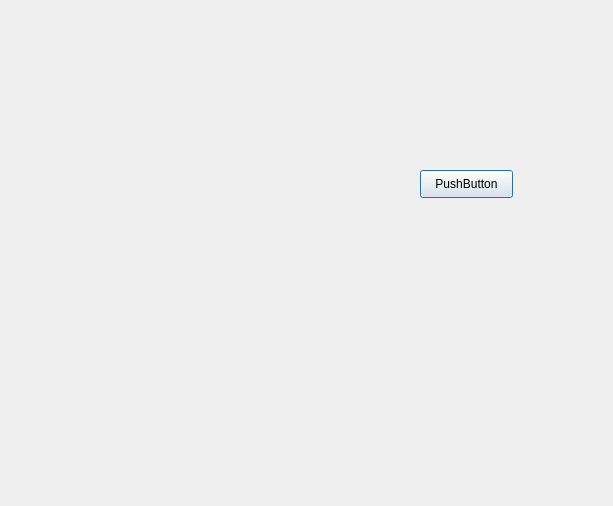
Qt form new_game.ui (danielarcil4/Proyecto-final) before a commit.
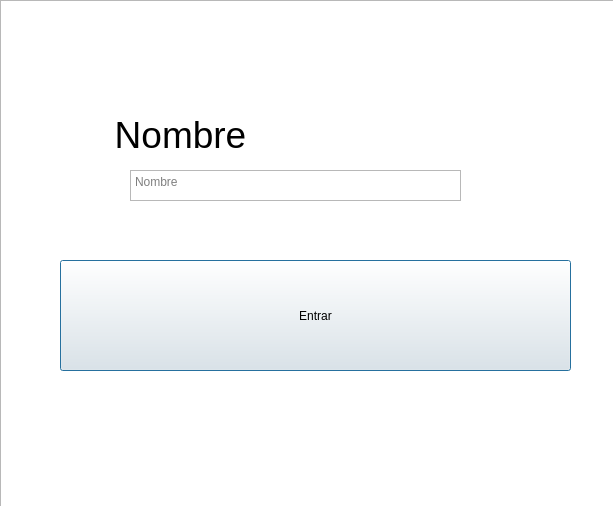
The same form after that commit. Icons and pictures are not drawn.

The edit to the form file:
```diff
--- a/new_game.ui
+++ b/new_game.ui
@@ -16,16 +16,68 @@
   <widget class="QPushButton" name="pushButton">
    <property name="geometry">
     <rect>
-     <x>420</x>
+     <x>60</x>
+     <y>260</y>
+     <width>511</width>
+     <height>111</height>
+    </rect>
+   </property>
+   <property name="styleSheet">
+    <string notr="true">background-image: url(:/Resourse/Botones.png);
+font: 26pt &quot;MS Shell Dlg 2&quot;;
+font: 26pt &quot;Wide Latin&quot;;
+</string>
+   </property>
+   <property name="text">
+    <string>Entrar</string>
+   </property>
+  </widget>
+  <widget class="QPlainTextEdit" name="plainTextEdit">
+   <property name="geometry">
+    <rect>
+     <x>130</x>
      <y>170</y>
-     <width>93</width>
-     <height>28</height>
+     <width>331</width>
+     <height>31</height>
     </rect>
+   </property>
+   <property name="placeholderText">
+    <string>Nombre</string>
+   </property>
+  </widget>
+  <widget class="QLabel" name="label">
+   <property name="geometry">
+    <rect>
+     <x>80</x>
+     <y>110</y>
+     <width>201</width>
+     <height>51</height>
+    </rect>
+   </property>
+   <property name="styleSheet">
+    <string notr="true">font: 8pt &quot;Onyx&quot;;</string>
    </property>
    <property name="text">
-    <string>PushButton</string>
+    <string>&lt;html&gt;&lt;head/&gt;&lt;body&gt;&lt;p align=&quot;center&quot;&gt;&lt;span style=&quot; font-size:28pt;&quot;&gt;Nombre&lt;/span&gt;&lt;/p&gt;&lt;/body&gt;&lt;/html&gt;</string>
    </property>
   </widget>
+  <widget class="QTextEdit" name="textEdit">
+   <property name="geometry">
+    <rect>
+     <x>0</x>
+     <y>0</y>
+     <width>621</width>
+     <height>511</height>
+    </rect>
+   </property>
+   <property name="styleSheet">
+    <string notr="true">background-image: url(:/Resourse/Menu.png);</string>
+   </property>
+  </widget>
+  <zorder>textEdit</zorder>
+  <zorder>pushButton</zorder>
+  <zorder>plainTextEdit</zorder>
+  <zorder>label</zorder>
  </widget>
  <resources/>
  <connections/>
```
